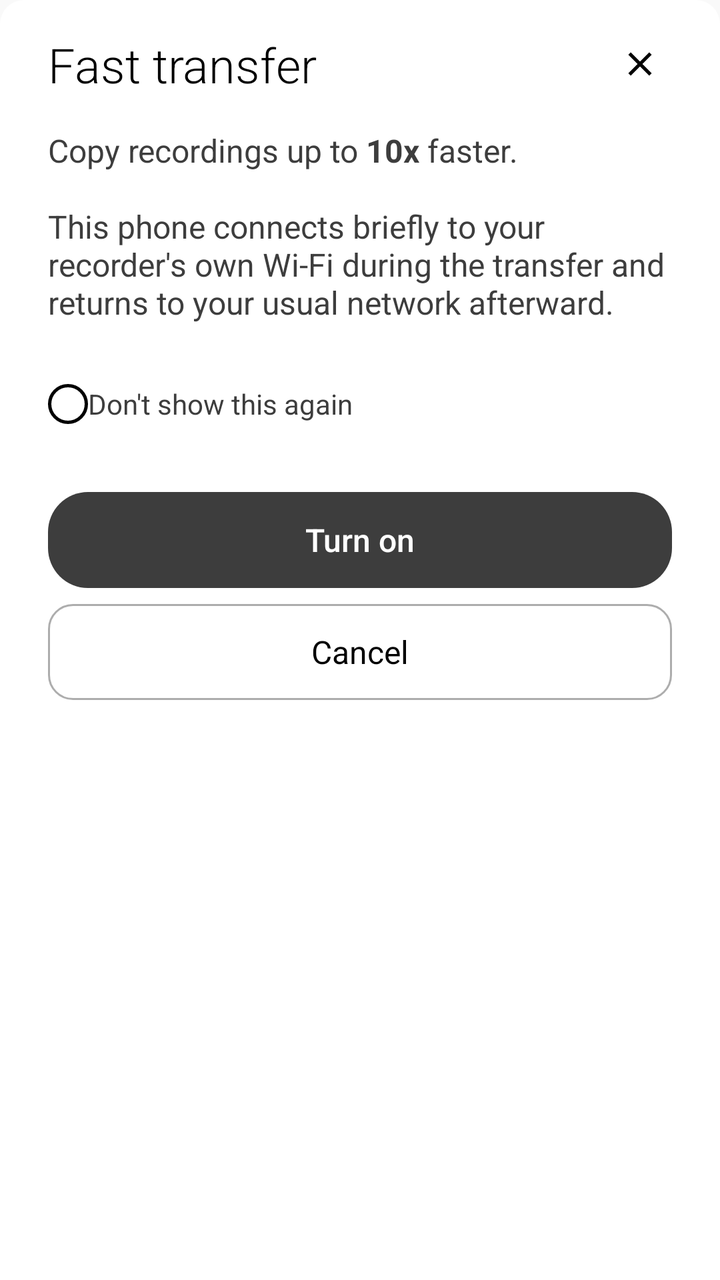
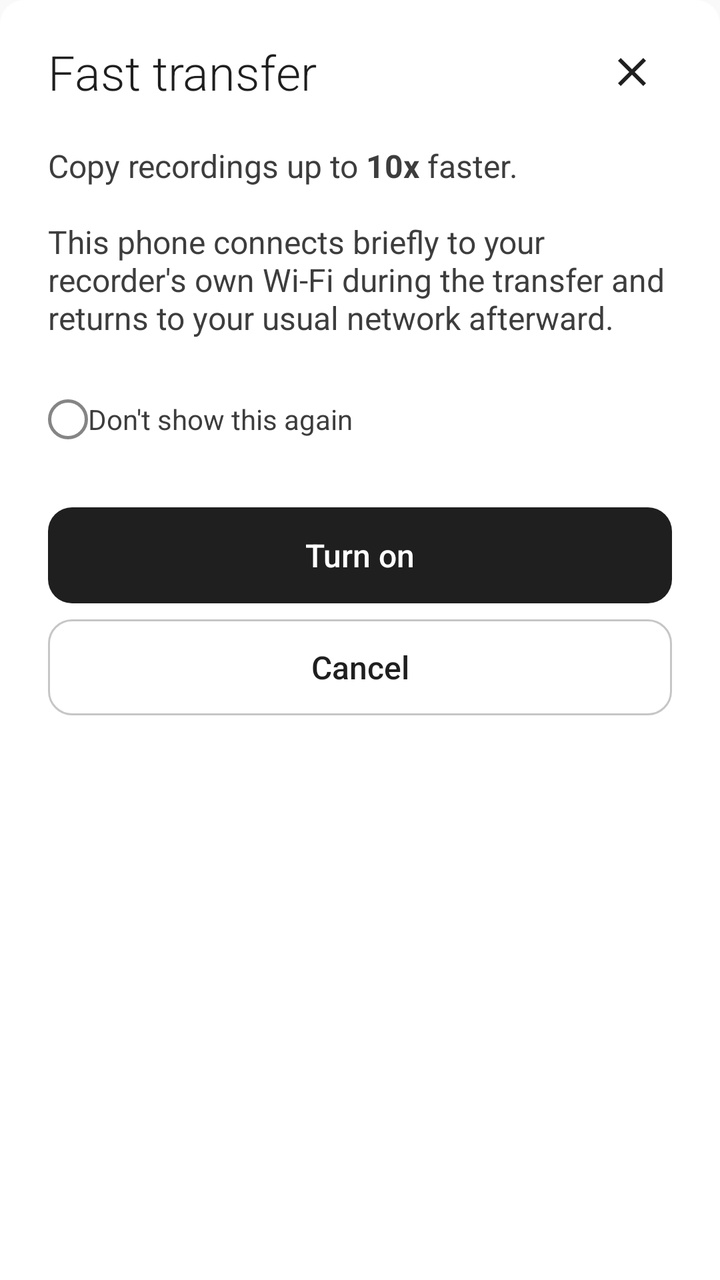

An Android layout rendered at two revisions. The XML below is the earlier revision; the diff shows what the commit changed to produce the second picture.
<!-- AndroidManifest.xml: application theme Theme.PlaudBridge -->
<!-- res/layout/sheet_fast_transfer.xml -->
<?xml version="1.0" encoding="utf-8"?>
<FrameLayout xmlns:android="http://schemas.android.com/apk/res/android"
    android:layout_width="match_parent"
    android:layout_height="wrap_content"
    android:background="@drawable/bg_bottom_sheet">

    
    <LinearLayout
        android:id="@+id/confirmContainer"
        android:layout_width="match_parent"
        android:layout_height="wrap_content"
        android:orientation="vertical"
        android:paddingStart="24dp"
        android:paddingEnd="24dp"
        android:paddingTop="16dp"
        android:paddingBottom="24dp">

        <RelativeLayout
            android:layout_width="match_parent"
            android:layout_height="wrap_content">

            <TextView
                android:layout_width="wrap_content"
                android:layout_height="wrap_content"
                android:layout_alignParentStart="true"
                android:layout_centerVertical="true"
                android:fontFamily="sans-serif-light"
                android:text="@string/fast_transfer"
                android:textColor="@color/black"
                android:textSize="24sp" />

            <ImageButton
                android:id="@+id/closeButton"
                android:layout_width="32dp"
                android:layout_height="32dp"
                android:layout_alignParentEnd="true"
                android:layout_centerVertical="true"
                android:background="?attr/selectableItemBackgroundBorderless"
                android:contentDescription="Close"
                android:padding="6dp"
                android:scaleType="fitCenter"
                android:src="@drawable/ic_close"
                android:tint="@color/black" />
        </RelativeLayout>

        <TextView
            android:layout_width="match_parent"
            android:layout_height="wrap_content"
            android:layout_marginTop="16dp"
            android:fontFamily="sans-serif"
            android:text="@string/fast_transfer_body"
            android:textColor="@color/dark_gray"
            android:textSize="16sp" />

        <CheckBox
            android:id="@+id/neverShowCheckbox"
            android:button="@drawable/checkbox_circle"
            android:layout_width="wrap_content"
            android:layout_height="wrap_content"
            android:layout_marginTop="16dp"
            android:buttonTint="@color/black"
            android:fontFamily="sans-serif"
            android:text="@string/never_show_again"
            android:textColor="@color/dark_gray"
            android:textSize="14sp" />

        <TextView
            android:id="@+id/turnOnButton"
            android:layout_width="match_parent"
            android:layout_height="48dp"
            android:layout_marginTop="20dp"
            android:background="@drawable/bg_play_button"
            android:clickable="true"
            android:focusable="true"
            android:fontFamily="sans-serif-medium"
            android:gravity="center"
            android:text="@string/turn_on"
            android:textColor="@color/white"
            android:textSize="16sp" />

        <TextView
            android:id="@+id/cancelButton"
            android:layout_width="match_parent"
            android:layout_height="48dp"
            android:layout_marginTop="8dp"
            android:background="@drawable/bg_manage_button"
            android:clickable="true"
            android:focusable="true"
            android:fontFamily="sans-serif"
            android:gravity="center"
            android:text="@string/cancel"
            android:textColor="@color/black"
            android:textSize="16sp" />
    </LinearLayout>

    
    <LinearLayout
        android:id="@+id/connectingContainer"
        android:layout_width="match_parent"
        android:layout_height="wrap_content"
        android:gravity="center"
        android:orientation="vertical"
        android:paddingStart="24dp"
        android:paddingEnd="24dp"
        android:paddingTop="48dp"
        android:paddingBottom="48dp"
        android:visibility="gone">

        <ProgressBar
            android:id="@+id/spinner"
            android:layout_width="48dp"
            android:layout_height="48dp"
            android:indeterminateTint="@color/black" />

        <TextView
            android:id="@+id/connectStatusLabel"
            android:layout_width="match_parent"
            android:layout_height="wrap_content"
            android:layout_marginTop="20dp"
            android:fontFamily="sans-serif"
            android:gravity="center"
            android:textColor="@color/dark_gray"
            android:textSize="16sp" />
    </LinearLayout>

</FrameLayout>
<!-- resources referenced by this layout -->
<resources>
  <color name="black">#000000</color>
  <color name="dark_gray">#3D3D3D</color>
  <color name="white">#FFFFFF</color>
  <!-- drawable bg_bottom_sheet (drawable) -->
  <?xml version="1.0" encoding="utf-8"?>
  <shape xmlns:android="http://schemas.android.com/apk/res/android"
      android:shape="rectangle">
      <solid android:color="@color/white" />
      <corners
          android:topLeftRadius="12dp"
          android:topRightRadius="12dp" />
  </shape>
  <!-- drawable bg_manage_button (drawable) -->
  <?xml version="1.0" encoding="utf-8"?>
  <shape xmlns:android="http://schemas.android.com/apk/res/android"
      android:shape="rectangle">
      <solid android:color="@android:color/transparent" />
      <stroke
          android:width="1dp"
          android:color="#ADADAD" />
      <corners android:radius="12dp" />
  </shape>
  <!-- drawable bg_play_button (drawable) -->
  <?xml version="1.0" encoding="utf-8"?>
  <shape xmlns:android="http://schemas.android.com/apk/res/android" android:shape="rectangle">
      <solid android:color="#3D3D3D" />
      <corners android:radius="20dp" />
  </shape>
  <!-- drawable checkbox_circle (drawable) -->
  <?xml version="1.0" encoding="utf-8"?>
  <selector xmlns:android="http://schemas.android.com/apk/res/android">
      <item android:state_checked="true">
          <layer-list>
              <item>
                  <shape android:shape="oval">
                      <solid android:color="@color/black" />
                      <size android:width="20dp" android:height="20dp" />
                  </shape>
              </item>
              <item android:drawable="@drawable/ic_check_white" android:gravity="center" />
          </layer-list>
      </item>
      <item>
          <shape android:shape="oval">
              <solid android:color="@android:color/transparent" />
              <stroke android:width="1.5dp" android:color="#D6D6D6" />
              <size android:width="20dp" android:height="20dp" />
          </shape>
      </item>
  </selector>
  <style name="Theme.PlaudBridge" parent="Theme.MaterialComponents.Light.NoActionBar">
          <item name="colorPrimary">#1F1F1F</item>
          <item name="colorPrimaryVariant">#1F1F1F</item>
          <item name="colorOnPrimary">#FFFFFF</item>
          <item name="colorSecondary">#6CAE85</item>
          <item name="colorOnSecondary">#FFFFFF</item>
          <item name="android:windowBackground">@color/bg_primary</item>
          <item name="android:statusBarColor">@color/bg_primary</item>
          <item name="android:windowLightStatusBar">true</item>
          <item name="windowActionBar">false</item>
          <item name="windowNoTitle">true</item>
      </style>
  <!-- drawable ic_check_white (drawable) -->
  <?xml version="1.0" encoding="utf-8"?>
  <vector xmlns:android="http://schemas.android.com/apk/res/android"
      android:width="12dp" android:height="12dp"
      android:viewportWidth="24" android:viewportHeight="24">
      <path android:fillColor="#FFFFFF" android:pathData="M9,16.17L4.83,12l-1.42,1.41L9,19 21,7l-1.41,-1.41z"/>
  </vector>
  <color name="bg_primary">#F9F9F9</color>
  <!-- unchanged entries left out for length: 6 -->
</resources>

<!-- the commit's change to res/layout/sheet_fast_transfer.xml (unified diff, before → after) -->
@@ -1,5 +1,6 @@
 <?xml version="1.0" encoding="utf-8"?>
 <FrameLayout xmlns:android="http://schemas.android.com/apk/res/android"
+    xmlns:app="http://schemas.android.com/apk/res-auto"
     android:layout_width="match_parent"
     android:layout_height="wrap_content"
     android:background="@drawable/bg_bottom_sheet">
@@ -26,21 +27,21 @@
                 android:layout_centerVertical="true"
                 android:fontFamily="sans-serif-light"
                 android:text="@string/fast_transfer"
-                android:textColor="@color/black"
+                android:textColor="?attr/colorOnSurface"
                 android:textSize="24sp" />
 
             <ImageButton
                 android:id="@+id/closeButton"
-                android:layout_width="32dp"
-                android:layout_height="32dp"
+                android:layout_width="40dp"
+                android:layout_height="40dp"
                 android:layout_alignParentEnd="true"
                 android:layout_centerVertical="true"
                 android:background="?attr/selectableItemBackgroundBorderless"
-                android:contentDescription="Close"
-                android:padding="6dp"
+                android:contentDescription="@string/cd_close"
+                android:padding="8dp"
                 android:scaleType="fitCenter"
                 android:src="@drawable/ic_close"
-                android:tint="@color/black" />
+                app:tint="?attr/colorOnSurface" />
         </RelativeLayout>
 
         <TextView
@@ -49,7 +50,7 @@
             android:layout_marginTop="16dp"
             android:fontFamily="sans-serif"
             android:text="@string/fast_transfer_body"
-            android:textColor="@color/dark_gray"
+            android:textColor="?attr/pbColorTextBody"
             android:textSize="16sp" />
 
         <CheckBox
@@ -58,38 +59,27 @@
             android:layout_width="wrap_content"
             android:layout_height="wrap_content"
             android:layout_marginTop="16dp"
-            android:buttonTint="@color/black"
             android:fontFamily="sans-serif"
             android:text="@string/never_show_again"
-            android:textColor="@color/dark_gray"
+            android:textColor="?attr/pbColorTextBody"
             android:textSize="14sp" />
 
-        <TextView
+        <com.google.android.material.button.MaterialButton
             android:id="@+id/turnOnButton"
+            style="@style/Widget.PlaudBridge.Button"
             android:layout_width="match_parent"
             android:layout_height="48dp"
             android:layout_marginTop="20dp"
-            android:background="@drawable/bg_play_button"
-            android:clickable="true"
-            android:focusable="true"
-            android:fontFamily="sans-serif-medium"
-            android:gravity="center"
             android:text="@string/turn_on"
-            android:textColor="@color/white"
             android:textSize="16sp" />
 
-        <TextView
+        <com.google.android.material.button.MaterialButton
             android:id="@+id/cancelButton"
+            style="@style/Widget.PlaudBridge.Button.Outlined"
             android:layout_width="match_parent"
             android:layout_height="48dp"
             android:layout_marginTop="8dp"
-            android:background="@drawable/bg_manage_button"
-            android:clickable="true"
-            android:focusable="true"
-            android:fontFamily="sans-serif"
-            android:gravity="center"
             android:text="@string/cancel"
-            android:textColor="@color/black"
             android:textSize="16sp" />
     </LinearLayout>
 
@@ -110,7 +100,7 @@
             android:id="@+id/spinner"
             android:layout_width="48dp"
             android:layout_height="48dp"
-            android:indeterminateTint="@color/black" />
+            android:indeterminateTint="?attr/colorPrimary" />
 
         <TextView
             android:id="@+id/connectStatusLabel"
@@ -119,7 +109,7 @@
             android:layout_marginTop="20dp"
             android:fontFamily="sans-serif"
             android:gravity="center"
-            android:textColor="@color/dark_gray"
+            android:textColor="?attr/pbColorTextBody"
             android:textSize="16sp" />
     </LinearLayout>
 
<!-- resource entries referenced after the edit -->
@@ -1,32 +1,13 @@
 <!-- resources referenced by this layout -->
 <resources>
-  <color name="black">#000000</color>
-  <color name="dark_gray">#3D3D3D</color>
-  <color name="white">#FFFFFF</color>
   <!-- drawable bg_bottom_sheet (drawable) -->
   <?xml version="1.0" encoding="utf-8"?>
   <shape xmlns:android="http://schemas.android.com/apk/res/android"
       android:shape="rectangle">
-      <solid android:color="@color/white" />
+      <solid android:color="?attr/colorSurface" />
       <corners
           android:topLeftRadius="12dp"
           android:topRightRadius="12dp" />
-  </shape>
-  <!-- drawable bg_manage_button (drawable) -->
-  <?xml version="1.0" encoding="utf-8"?>
-  <shape xmlns:android="http://schemas.android.com/apk/res/android"
-      android:shape="rectangle">
-      <solid android:color="@android:color/transparent" />
-      <stroke
-          android:width="1dp"
-          android:color="#ADADAD" />
-      <corners android:radius="12dp" />
-  </shape>
-  <!-- drawable bg_play_button (drawable) -->
-  <?xml version="1.0" encoding="utf-8"?>
-  <shape xmlns:android="http://schemas.android.com/apk/res/android" android:shape="rectangle">
-      <solid android:color="#3D3D3D" />
-      <corners android:radius="20dp" />
   </shape>
   <!-- drawable checkbox_circle (drawable) -->
   <?xml version="1.0" encoding="utf-8"?>
@@ -35,41 +16,153 @@
           <layer-list>
               <item>
                   <shape android:shape="oval">
-                      <solid android:color="@color/black" />
+                      <solid android:color="?attr/colorPrimary" />
                       <size android:width="20dp" android:height="20dp" />
                   </shape>
               </item>
-              <item android:drawable="@drawable/ic_check_white" android:gravity="center" />
+              <item
+                  android:width="14dp"
+                  android:height="14dp"
+                  android:drawable="@drawable/ic_check_on_primary"
+                  android:gravity="center" />
           </layer-list>
       </item>
       <item>
           <shape android:shape="oval">
               <solid android:color="@android:color/transparent" />
-              <stroke android:width="1.5dp" android:color="#D6D6D6" />
+              <stroke android:width="1.5dp" android:color="?attr/colorOutline" />
               <size android:width="20dp" android:height="20dp" />
           </shape>
       </item>
   </selector>
-  <style name="Theme.PlaudBridge" parent="Theme.MaterialComponents.Light.NoActionBar">
-          <item name="colorPrimary">#1F1F1F</item>
-          <item name="colorPrimaryVariant">#1F1F1F</item>
-          <item name="colorOnPrimary">#FFFFFF</item>
-          <item name="colorSecondary">#6CAE85</item>
-          <item name="colorOnSecondary">#FFFFFF</item>
-          <item name="android:windowBackground">@color/bg_primary</item>
-          <item name="android:statusBarColor">@color/bg_primary</item>
-          <item name="android:windowLightStatusBar">true</item>
+  <string name="cd_close">Close</string>
+  <style name="Widget.PlaudBridge.Button" parent="Widget.MaterialComponents.Button.UnelevatedButton">
+          <item name="android:textAllCaps">false</item>
+          <item name="android:fontFamily">sans-serif-medium</item>
+          <item name="android:textSize">14sp</item>
+          <item name="android:letterSpacing">0</item>
+          <item name="android:insetTop">0dp</item>
+          <item name="android:insetBottom">0dp</item>
+          <item name="android:minWidth">0dp</item>
+          <item name="android:minHeight">36dp</item>
+          <item name="android:paddingStart">16dp</item>
+          <item name="android:paddingEnd">16dp</item>
+          <item name="android:textColor">@color/pb_button_filled_text</item>
+          <item name="backgroundTint">@color/pb_button_filled_bg</item>
+          <item name="rippleColor">@color/pb_button_filled_ripple</item>
+          <item name="cornerRadius">12dp</item>
+          <item name="iconTint">@color/pb_button_filled_text</item>
+      </style>
+  <style name="Widget.PlaudBridge.Button.Outlined" parent="Widget.MaterialComponents.Button.OutlinedButton">
+          <item name="android:textAllCaps">false</item>
+          <item name="android:fontFamily">sans-serif-medium</item>
+          <item name="android:textSize">14sp</item>
+          <item name="android:letterSpacing">0</item>
+          <item name="android:insetTop">0dp</item>
+          <item name="android:insetBottom">0dp</item>
+          <item name="android:minWidth">0dp</item>
+          <item name="android:minHeight">36dp</item>
+          <item name="android:paddingStart">16dp</item>
+          <item name="android:paddingEnd">16dp</item>
+          <item name="android:textColor">@color/pb_button_outlined_text</item>
+          <item name="backgroundTint">?attr/colorSurface</item>
+          <item name="strokeColor">@color/pb_button_outlined_stroke</item>
+          <item name="strokeWidth">1dp</item>
+          <item name="rippleColor">@color/pb_button_outlined_ripple</item>
+          <item name="cornerRadius">12dp</item>
+          <item name="iconTint">@color/pb_button_outlined_text</item>
+      </style>
+  <style name="Theme.PlaudBridge" parent="Base.Theme.PlaudBridge" />
+  <!-- drawable ic_check_on_primary (drawable) -->
+  <?xml version="1.0" encoding="utf-8"?>
+  <vector xmlns:android="http://schemas.android.com/apk/res/android"
+      android:width="24dp"
+      android:height="24dp"
+      android:viewportWidth="24"
+      android:viewportHeight="24"
+      android:tint="?attr/colorOnPrimary">
+      <path
+          android:fillColor="@android:color/white"
+          android:pathData="M9,16.17L4.83,12l-1.42,1.41L9,19 21,7l-1.41,-1.41z" />
+  </vector>
+  <style name="Base.Theme.PlaudBridge" parent="Theme.MaterialComponents.DayNight.NoActionBar">
+          <item name="colorPrimary">@color/pb_primary</item>
+          <item name="colorPrimaryVariant">@color/pb_primary</item>
+          <item name="colorOnPrimary">@color/pb_on_primary</item>
+          
+          <item name="colorSecondary">@color/pb_primary</item>
+          <item name="colorSecondaryVariant">@color/pb_primary</item>
+          <item name="colorOnSecondary">@color/pb_on_primary</item>
+          <item name="colorSurface">@color/pb_surface</item>
+          <item name="colorOnSurface">@color/pb_on_surface</item>
+          <item name="colorSurfaceVariant">@color/pb_surface_variant</item>
+          <item name="colorOnSurfaceVariant">@color/pb_on_surface_variant</item>
+          <item name="colorOutline">@color/pb_outline</item>
+          <item name="colorError">@color/pb_error</item>
+          <item name="colorOnError">@color/pb_on_primary</item>
+          <item name="android:colorBackground">@color/pb_background</item>
+          <item name="colorOnBackground">@color/pb_on_surface</item>
+          <item name="colorControlNormal">@color/pb_on_surface_variant</item>
+          <item name="android:textColorPrimary">@color/pb_on_surface</item>
+          <item name="android:textColorSecondary">@color/pb_on_surface_variant</item>
+          <item name="android:textColorHint">@color/pb_on_surface_variant</item>
+          <item name="android:textColorLink">@color/pb_on_surface</item>
+  
+          <item name="pbColorTextBody">@color/pb_text_body</item>
+          <item name="pbColorDivider">@color/pb_divider</item>
+          <item name="pbColorSuccess">@color/pb_success</item>
+          <item name="pbColorWarning">@color/pb_warning</item>
+          <item name="pbColorHighlightAccent">@color/pb_warning</item>
+          <item name="pbColorHighlightFlash">@color/pb_highlight_flash</item>
+          <item name="pbColorSelectionTint">@color/pb_selection_tint</item>
+  
+          <item name="android:windowBackground">@color/pb_background</item>
+          <item name="android:statusBarColor">@color/pb_background</item>
+          <item name="android:windowLightStatusBar">@bool/pb_light_system_bars</item>
           <item name="windowActionBar">false</item>
           <item name="windowNoTitle">true</item>
+  
+          <item name="materialButtonStyle">@style/Widget.PlaudBridge.Button</item>
+          <item name="materialButtonOutlinedStyle">@style/Widget.PlaudBridge.Button.Outlined</item>
+          <item name="materialAlertDialogTheme">@style/ThemeOverlay.PlaudBridge.Dialog</item>
+          <item name="alertDialogTheme">@style/ThemeOverlay.PlaudBridge.Dialog</item>
+          <item name="bottomSheetDialogTheme">@style/ThemeOverlay.PlaudBridge.BottomSheet</item>
       </style>
-  <!-- drawable ic_check_white (drawable) -->
-  <?xml version="1.0" encoding="utf-8"?>
-  <vector xmlns:android="http://schemas.android.com/apk/res/android"
-      android:width="12dp" android:height="12dp"
-      android:viewportWidth="24" android:viewportHeight="24">
-      <path android:fillColor="#FFFFFF" android:pathData="M9,16.17L4.83,12l-1.42,1.41L9,19 21,7l-1.41,-1.41z"/>
-  </vector>
-  <color name="bg_primary">#F9F9F9</color>
+  <color name="pb_primary">#1F1F1F</color>
+  <color name="pb_on_primary">#FFFFFF</color>
+  <color name="pb_surface">#FFFFFF</color>
+  <color name="pb_on_surface">#1F1F1F</color>
+  <color name="pb_surface_variant">#EFEFEF</color>
+  <color name="pb_on_surface_variant">#646464</color>
+  <color name="pb_outline">#C6C6C6</color>
+  <color name="pb_error">#C93B2F</color>
+  <color name="pb_background">#F9F9F9</color>
+  <color name="pb_text_body">#3D3D3D</color>
+  <color name="pb_divider">#EBEBEB</color>
+  <color name="pb_success">#357A50</color>
+  <color name="pb_warning">#9E5C00</color>
+  <color name="pb_highlight_flash">#33FF9500</color>
+  <color name="pb_selection_tint">#1F3D3D3D</color>
+  <style name="ThemeOverlay.PlaudBridge.Dialog" parent="ThemeOverlay.MaterialComponents.MaterialAlertDialog">
+          <item name="colorPrimary">@color/pb_primary</item>
+          <item name="colorOnSurface">@color/pb_on_surface</item>
+          <item name="android:textColorPrimary">@color/pb_on_surface</item>
+          <item name="android:textColorSecondary">@color/pb_text_body</item>
+          <item name="android:textColorAlertDialogListItem">@color/pb_on_surface</item>
+          <item name="shapeAppearanceOverlay">@style/ShapeAppearanceOverlay.PlaudBridge.Dialog</item>
+      </style>
+  <style name="ThemeOverlay.PlaudBridge.BottomSheet" parent="ThemeOverlay.MaterialComponents.BottomSheetDialog">
+          <item name="bottomSheetStyle">@style/Widget.PlaudBridge.BottomSheet</item>
+          <item name="android:navigationBarColor">@color/pb_surface</item>
+      </style>
+  <style name="ShapeAppearanceOverlay.PlaudBridge.Dialog" parent="">
+          <item name="cornerFamily">rounded</item>
+          <item name="cornerSize">16dp</item>
+      </style>
+  <style name="Widget.PlaudBridge.BottomSheet" parent="Widget.MaterialComponents.BottomSheet.Modal">
+          <item name="android:background">@android:color/transparent</item>
+          <item name="backgroundTint">@android:color/transparent</item>
+      </style>
   <!-- unchanged entries left out for length: 6 -->
 </resources>
 
